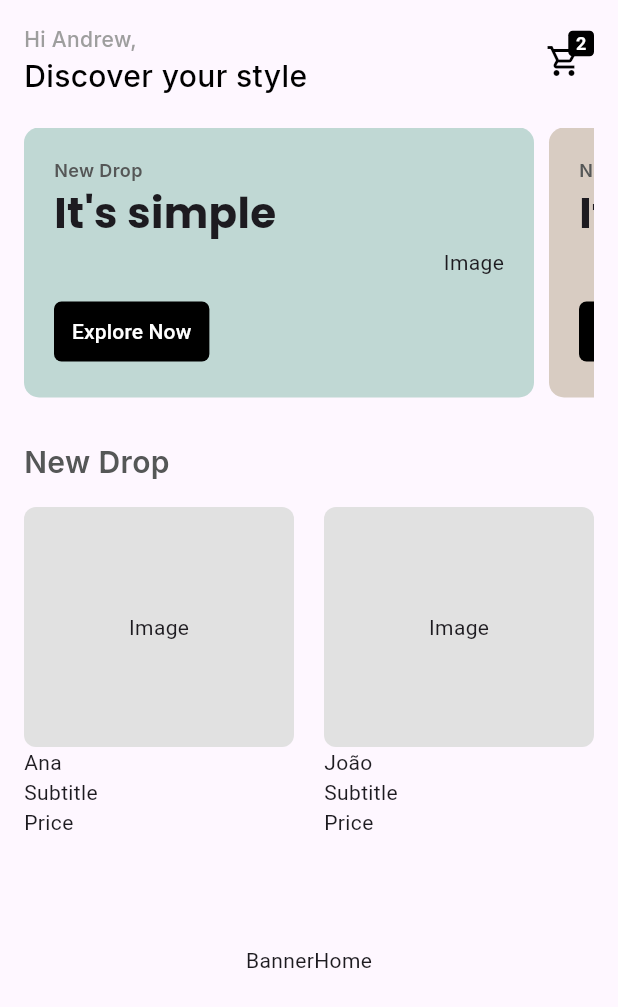
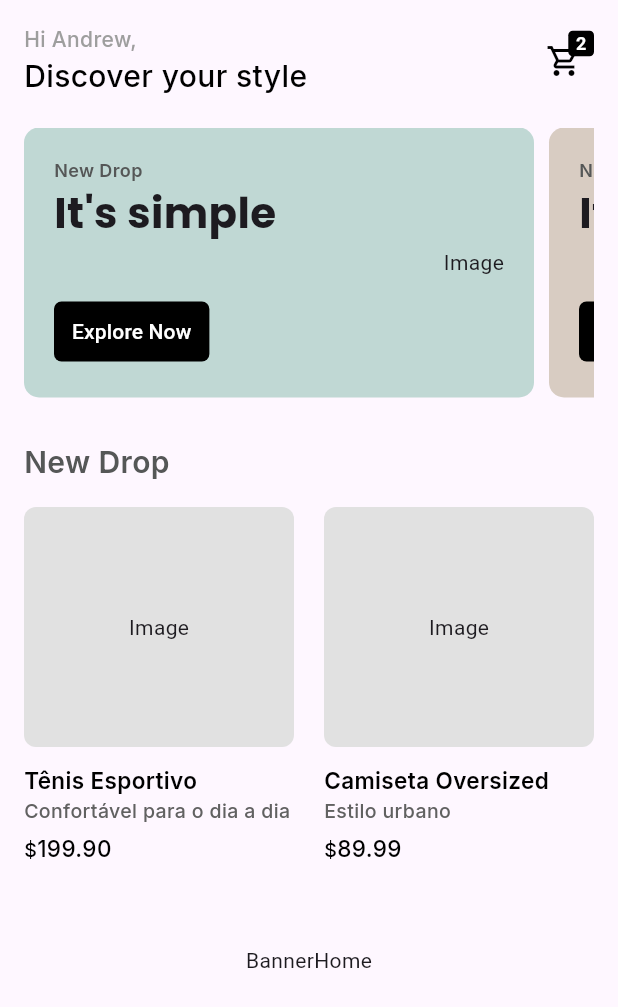
Before and after one commit to isadoratavare/IS-ecommerce, a Flutter app: the screen it shows after launch, on a phone screen of 412 x 824 dp. Shown: the top 1007 px of the screen. Run offline on Flutter 3.47's test engine with Material 3 defaults, Android fonts, the phone set to English and light mode, and no system bars; our stand-ins replace google_fonts.

Commit message:
feat: adding mock data and finishing the collection card

```diff
--- /dev/null
+++ b/lib/data/mocks/collection_products.dart
@@ -0,0 +1,23 @@
+
+import 'package:flutter_application_1/domain/entities/collection_products.dart';
+
+final List<CollectionProductDTO> productsMock = [
+  CollectionProductDTO(
+    imageUrl: 'https://example.com/img1.png',
+    productTitle: 'Tênis Esportivo',
+    productSubtitle: 'Confortável para o dia a dia',
+    price: 199.90,
+  ),
+  CollectionProductDTO(
+    imageUrl: 'https://example.com/img2.png',
+    productTitle: 'Camiseta Oversized',
+    productSubtitle: 'Estilo urbano',
+    price: 89.99,
+  ),
+  CollectionProductDTO(
+    imageUrl: 'https://example.com/img3.png',
+    productTitle: 'Jaqueta Corta Vento',
+    productSubtitle: 'Perfeita para o inverno',
+    price: 249.50,
+  ),
+];
--- /dev/null
+++ b/lib/domain/entities/collection_products.dart
@@ -0,0 +1,13 @@
+class CollectionProductDTO {
+  final String imageUrl;
+  final String productTitle;
+  final String productSubtitle;
+  final double price;
+
+  const CollectionProductDTO({
+    required this.imageUrl,
+    required this.productTitle,
+    required this.productSubtitle,
+    required this.price,
+  });
+}
--- a/lib/presentation/features/home/view/widgets/collection_carousel.dart
+++ b/lib/presentation/features/home/view/widgets/collection_carousel.dart
@@ -1,7 +1,7 @@
 import 'package:flutter/material.dart';
+import 'package:flutter_application_1/data/mocks/collection_products.dart';
+import 'package:flutter_application_1/domain/entities/collection_products.dart';
 import 'package:google_fonts/google_fonts.dart';
-
-List<String> productsMock = ['Ana', 'João'];
 
 class CollectionCarousel extends StatelessWidget {
   const CollectionCarousel({super.key});
@@ -57,7 +57,7 @@ class CollectionList extends StatelessWidget {
         scrollDirection: Axis.horizontal,
         itemCount: productsMock.length,
         itemBuilder: (context, index) {
-          return CollectionCard(index: index);
+          return CollectionCard(product: productsMock[index]);
         },
       ),
     );
@@ -65,9 +65,9 @@ class CollectionList extends StatelessWidget {
 }
 
 class CollectionCard extends StatelessWidget {
-  const CollectionCard({super.key, required this.index});
+  const CollectionCard({super.key, required this.product});
 
-  final int index;
+  final CollectionProductDTO product;
 
   @override
   Widget build(BuildContext context) {
@@ -79,10 +79,81 @@ class CollectionCard extends StatelessWidget {
           crossAxisAlignment: CrossAxisAlignment.start,
           children: [
             ImageCard(),
-            Text(productsMock[index]),
-            Text("Subtitle"),
-            Text("Price"),
+            SizedBox(height: 4),
+            Title(product: product),
+            Subtitle(product: product),
+            Row(
+              crossAxisAlignment: CrossAxisAlignment.end,
+              children: [
+                Text(
+                  "\$",
+                  style: GoogleFonts.inter(
+                    textStyle: const TextStyle(
+                      color: Colors.black,
+                      fontWeight: FontWeight.w500,
+                      fontSize: 13,
+                    ),
+                  ),
+                ),
+                Padding(
+                  padding: const EdgeInsets.only(top: 5.0),
+                  child: Text(
+                    product.price.toStringAsFixed(2),
+                    style: GoogleFonts.inter(
+                      textStyle: const TextStyle(
+                        color: Colors.black,
+                        fontWeight: FontWeight.w500,
+                        fontSize: 15,
+                      ),
+                    ),
+                  ),
+                ),
+              ],
+            ),
           ],
+        ),
+      ),
+    );
+  }
+}
+
+class Subtitle extends StatelessWidget {
+  const Subtitle({super.key, required this.product});
+
+  final CollectionProductDTO product;
+
+  @override
+  Widget build(BuildContext context) {
+    return Text(
+      product.productSubtitle,
+      style: GoogleFonts.inter(
+        textStyle: const TextStyle(
+          color: Color.fromARGB(255, 97, 97, 97),
+          fontWeight: FontWeight.w500,
+          fontSize: 13,
+        ),
+      ),
+    );
+  }
+}
+
+class Title extends StatelessWidget {
+  const Title({super.key, required this.product});
+
+  final CollectionProductDTO product;
+
+  @override
+  Widget build(BuildContext context) {
+    return Padding(
+      padding: const EdgeInsets.only(top: 8.0),
+      child: Text(
+        product.productTitle,
+        style: GoogleFonts.inter(
+          textStyle: TextStyle(
+            color: Colors.black,
+            fontWeight: FontWeight.w600,
+            fontSize: 15,
+          ),
         ),
       ),
     );
```
